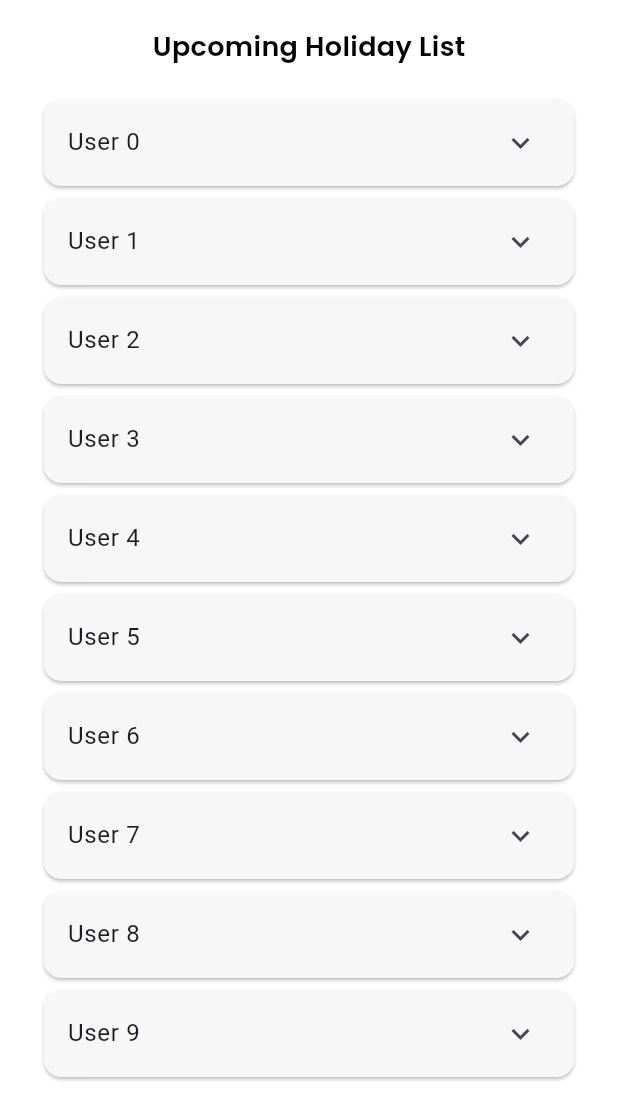
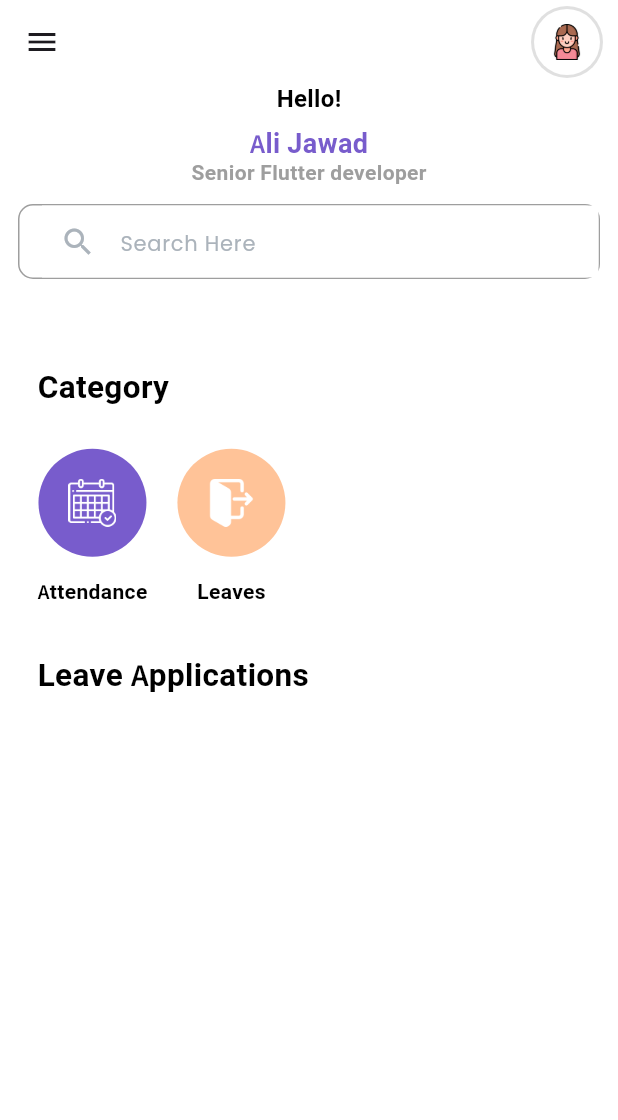
Before and after one commit to AliJawadSubhan/employee_management_system, a Flutter app: the screen it shows after launch, on a phone screen of 412 x 824 dp. Shown: the top 1120 px of the screen. Run offline on Flutter 3.47's test engine with Material 3 defaults, Android fonts, the phone set to English and light mode, and no system bars; our stand-ins replace auto_size_text, flutter_svg, google_fonts, local_auth, syncfusion_flutter_charts; Roboto replaces fonts that are missing (Questrial).

Commit message:
Dashboard page created almost

```diff
--- a/lib/base/base.dart
+++ b/lib/base/base.dart
@@ -1,3 +1,5 @@
+import 'package:employee_management_system/modules/dashboard/dashboard_page.dart';
+import 'package:employee_management_system/modules/employee_stats/employee_stats.dart';
 import 'package:employee_management_system/modules/holidaylist/holiday_list.dart';
 import 'package:flutter/material.dart';
 
@@ -8,6 +10,7 @@ class EmployeeManagementSystem extends StatelessWidget {
     return MaterialApp(
       debugShowCheckedModeBanner: false,
       theme: ThemeData(
+        appBarTheme: const AppBarTheme(backgroundColor: Colors.white),
         bottomSheetTheme: const BottomSheetThemeData(
           backgroundColor: Colors.white,
         ),
@@ -15,7 +18,7 @@ class EmployeeManagementSystem extends StatelessWidget {
         useMaterial3: true,
         indicatorColor: Colors.white,
       ),
-      home: const HolidayPage(),
+      home: DashboardPage(),
     );
   }
 }
--- a/lib/core/core_widgets/core_text.dart
+++ b/lib/core/core_widgets/core_text.dart
@@ -7,7 +7,7 @@ Widget customTextWidget({
   required text,
   double fontSize = 16.0,
   Color color = Colors.black,
-  String fontNameP = FontsConstants.poppins,
+  String fontNameP = FontsConstants.questerial,
   FontWeight fontWeight = FontWeight.w600,
   TextOverflow overflow = TextOverflow.visible,
   double lineHeight = 1.2,
@@ -32,7 +32,6 @@ Widget customTextWidget({
                 overflow: overflow,
               )))
       : Text(text.toString(),
-          // softWrap: softwrap,
           textAlign: textAlign,
           style: GoogleFonts.getFont(fontNameP,
               color: color,
--- a/lib/core/core_widgets/custom_field.dart
+++ b/lib/core/core_widgets/custom_field.dart
@@ -13,7 +13,7 @@ Widget customTextField({
   double suffixfontSize = 14,
   Color suffixColor = Colors.white,
   FontWeight fontWeight = FontWeight.normal,
-  double height = 52,
+  double height = 50,
   String? hintText = "",
   double circularRadius = 10,
   bool isPassword = false,
--- /dev/null
+++ b/lib/modules/dashboard/dashboard_page.dart
@@ -0,0 +1,152 @@
+import 'package:employee_management_system/configs/constants/color_constants.dart';
+import 'package:employee_management_system/configs/extensions/buildcontext_extensions.dart';
+import 'package:employee_management_system/core/core_widgets/core_text.dart';
+import 'package:employee_management_system/core/core_widgets/custom_field.dart';
+import 'package:employee_management_system/core/core_widgets/spaces.dart';
+import 'package:flutter/material.dart';
+
+class DashboardPage extends StatelessWidget {
+  DashboardPage({super.key});
+
+  final TextEditingController con = TextEditingController();
+  @override
+  Widget build(BuildContext context) {
+    return Scaffold(
+      appBar: AppBar(
+        leading: const Icon(Icons.menu_sharp),
+        actions: [
+          CircleAvatar(
+            radius: 24,
+            backgroundColor: Colors.grey[300],
+            child: CircleAvatar(
+              radius: 22,
+              backgroundColor: Colors.white,
+              child: Padding(
+                padding: const EdgeInsets.all(10.0),
+                child: Image.asset(
+                  'assets/icons/woman.png',
+                ),
+              ),
+            ),
+          ),
+          Spaces.smallw,
+        ],
+      ),
+      body: Column(
+        crossAxisAlignment: CrossAxisAlignment.center,
+        children: [
+          Center(
+            child: customTextWidget(text: "Hello!"),
+          ),
+          Spaces.smallh,
+          Center(
+              child: customTextWidget(
+            text: "Ali Jawad",
+            fontSize: 18,
+            color: ColorConstants.primaryColor,
+          )),
+          Center(
+            child: customTextWidget(
+              text: "Senior Flutter developer",
+              fontSize: 14,
+              color: Colors.grey.shade500,
+            ),
+          ),
+          Center(
+            child: Padding(
+              padding: const EdgeInsets.all(12.0),
+              child: customTextField(
+                controller: con,
+                prefixIcon: const Icon(
+                  Icons.search,
+                  color: Color(
+                    0xFFABB3BB,
+                  ),
+                ),
+                hintText: "Search Here",
+              ),
+            ),
+          ),
+          Spaces.large,
+          Align(
+            alignment: Alignment.centerLeft,
+            child: Padding(
+              padding: const EdgeInsets.symmetric(horizontal: 25, vertical: 12),
+              child: customTextWidget(
+                text: "Category",
+                fontSize: 21,
+              ),
+            ),
+          ),
+          Padding(
+            padding: const EdgeInsets.symmetric(horizontal: 25, vertical: 12),
+            child: Row(
+              children: [
+                Column(
+                  children: [
+                    Container(
+                      height: context.screenHeight * 0.1,
+                      width: 72,
+                      decoration: const BoxDecoration(
+                        color: ColorConstants.primaryColor,
+                        shape: BoxShape.circle,
+                      ),
+                      child: Center(
+                        child: Image.asset(
+                          "assets/icons/calendar.png",
+                          width: 32,
+                          color: Colors.white,
+                        ),
+                      ),
+                    ),
+                    Spaces.smallh,
+                    customTextWidget(
+                      text: "Attendance",
+                      fontSize: 14,
+                    ),
+                  ],
+                ),
+                Spaces.midw,
+                Column(
+                  children: [
+                    Container(
+                      height: context.screenHeight * 0.1,
+                      width: 72,
+                      decoration: const BoxDecoration(
+                        color: Color(0xFFFFC398),
+                        shape: BoxShape.circle,
+                      ),
+                      child: Center(
+                        child: Image.asset(
+                          "assets/icons/logout.png",
+                          width: 32,
+                          color: Colors.white,
+                        ),
+                      ),
+                    ),
+                    Spaces.smallh,
+                    customTextWidget(
+                      text: "Leaves",
+                      fontSize: 14,
+                    ),
+                  ],
+                ),
+              ],
+            ),
+          ),
+          Spaces.smallh,
+          Align(
+            alignment: Alignment.centerLeft,
+            child: Padding(
+              padding: const EdgeInsets.symmetric(horizontal: 25, vertical: 12),
+              child: customTextWidget(
+                text: "Leave Applications",
+                fontSize: 21,
+              ),
+            ),
+          ),
+        ],
+      ),
+    );
+  }
+}
```
Also changed, not shown: assets/icons/calendar.png (added), assets/icons/logout.png (added), pubspec.lock.
